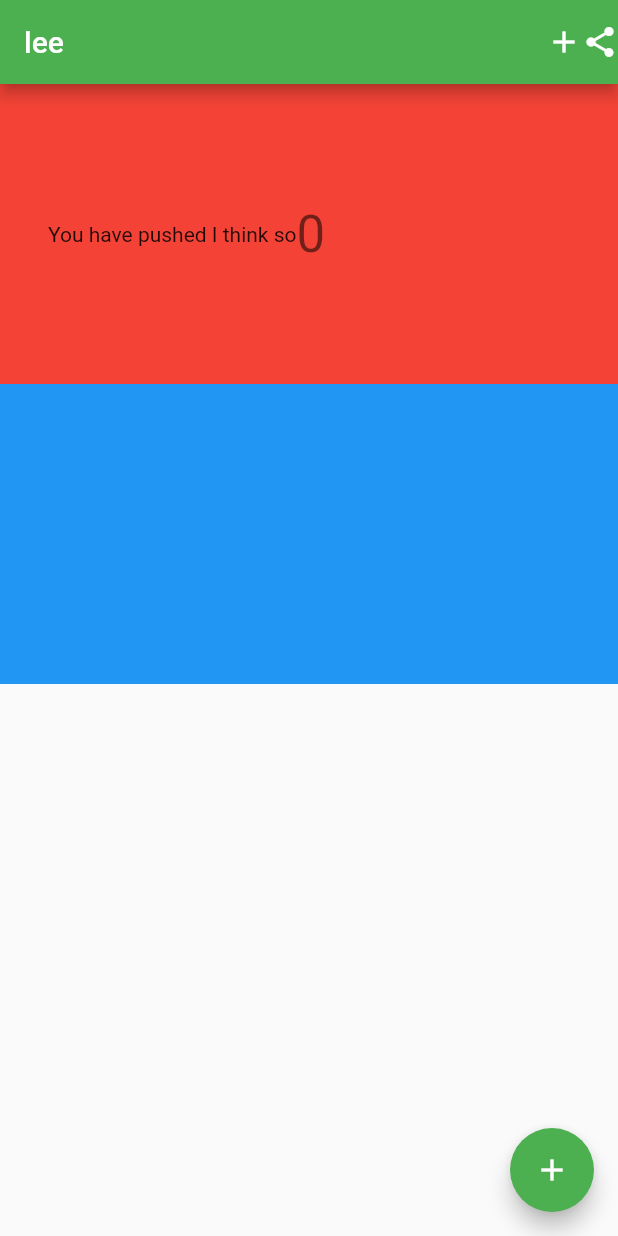
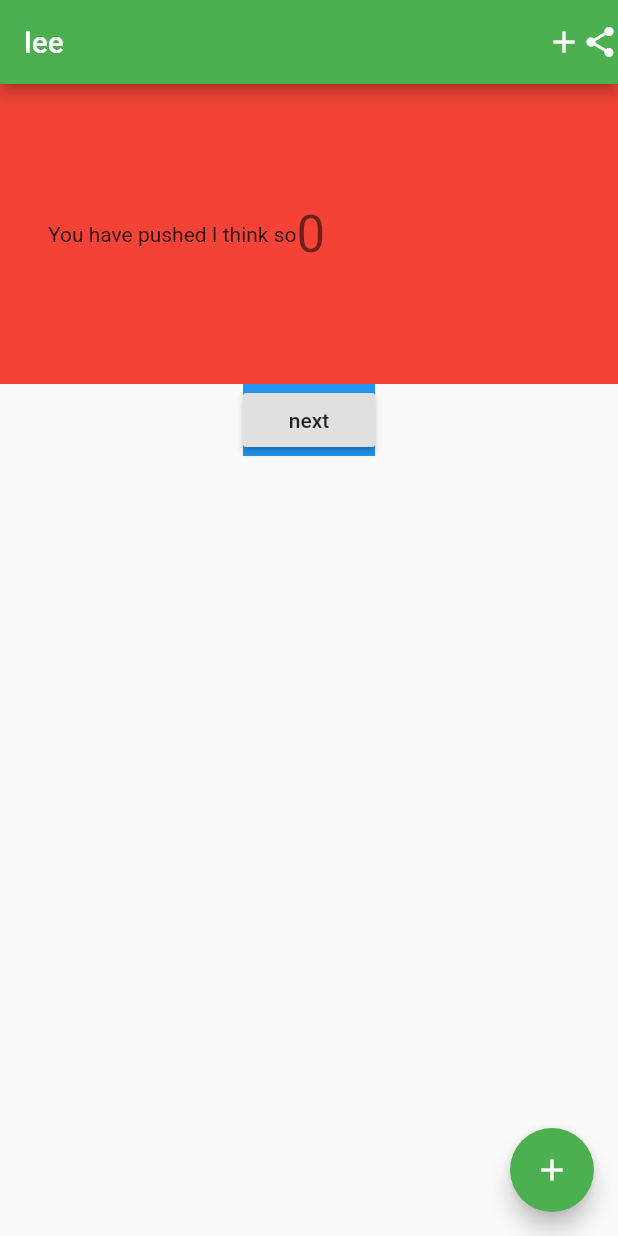
Before and after one commit to leekwangsoo1995/quick_word_diary, a Flutter app: the screen it shows after launch, on a phone screen of 412 x 824 dp. Run offline on Flutter 3.47's test engine with Material 2 defaults, Android fonts, the phone set to English and light mode, and no system bars.

Commit message:
column raw 理解

```diff
--- a/lib/main.dart
+++ b/lib/main.dart
@@ -68,7 +68,8 @@ class _MyHomePageState extends State<MyHomePage> {
           Icon(Icons.share),
         ],
       ),
-      body: Column(
+      body:
+        Column(
           children: <Widget>[
             Container(
               height:200,
@@ -91,11 +92,17 @@ class _MyHomePageState extends State<MyHomePage> {
               ),
             ),
             Container(
-            height:200,
+              child:RaisedButton(
+                child:Text('next'),
+                onPressed: (){
+                  //押したら反応するコードがhere...
+                },
+              ),
               color: Colors.blue,
             ),
           ],
         ),
+
 
 
       floatingActionButton: FloatingActionButton(
```
Lines whose indentation alone changed are shown as unchanged.
